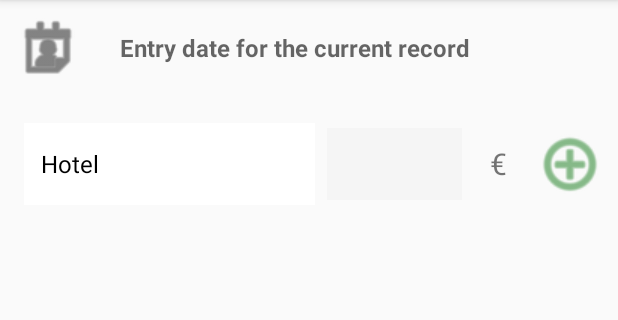
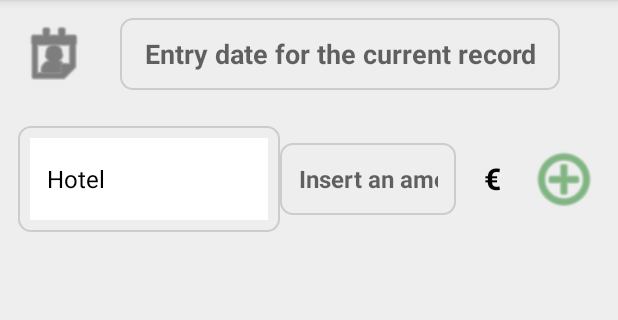
Before and after one commit to Auwia/PersoMy, an Android app: the screen it shows after launch (MainActivity), after a tap on "EXPENSES", on a phone screen of 412 x 824 dp, the part 84-404 px from its top. Run offline under Robolectric (Android 15) with nearby library versions, the phone set to English and light mode, and no system bars; 1 statement that could not run was skipped.

Commit message:
300139 (3.1.39)

```diff
--- a/build.gradle
+++ b/build.gradle
@@ -26,8 +26,8 @@ android {
         applicationId "com.app.persomy.v4"
         minSdkVersion 21
         targetSdkVersion 35
-        versionCode 300138
-        versionName "3.1.38"
+        versionCode 300139
+        versionName "3.1.39"
     }
 
     configurations.configureEach {
--- a/src/main/java/com/app/persomy/v4/SpesaListViewAdapter.java
+++ b/src/main/java/com/app/persomy/v4/SpesaListViewAdapter.java
@@ -95,6 +95,8 @@ public class SpesaListViewAdapter extends ArrayAdapter<Spesa> {
                                 item.getSpesaFlaggata() ? "selezionata" : "non selezionata"
                         )
                 );
+                holder.mySpesaFlaggata.setMinHeight(48);
+                holder.mySpesaFlaggata.setMinWidth(48);
             }
         }
 
--- /dev/null
+++ b/src/main/res/drawable/rounded_background.xml
@@ -0,0 +1,8 @@
+<?xml version="1.0" encoding="utf-8"?>
+<shape xmlns:android="http://schemas.android.com/apk/res/android">
+    <solid android:color="@color/white" />
+    <corners android:radius="8dp" />
+    <stroke
+        android:width="1dp"
+        android:color="@color/gray" />
+</shape>
--- a/src/main/res/layout/activity_automatiche.xml
+++ b/src/main/res/layout/activity_automatiche.xml
@@ -195,7 +195,7 @@
             android:layout_height="48dp"
             android:layout_gravity="center_vertical"
             android:background="@android:drawable/ic_menu_add"
-            android:backgroundTint="#388E3C"
+            android:backgroundTint="#005A00"
             android:contentDescription="@string/addSpesa_descrizione"
             android:onClick="onAddSpesaBtnPress"
             android:padding="8dp"
--- a/src/main/res/layout/activity_uscite.xml
+++ b/src/main/res/layout/activity_uscite.xml
@@ -3,9 +3,10 @@
     android:id="@+id/widget137"
     android:layout_width="match_parent"
     android:layout_height="match_parent"
+    android:background="@color/white"
     android:gravity="top"
     android:orientation="vertical"
-    android:padding="8dp">
+    android:padding="12dp">
 
     <!-- Date Picker Section -->
     <LinearLayout
@@ -13,7 +14,7 @@
         android:layout_height="wrap_content"
         android:gravity="center_vertical"
         android:orientation="horizontal"
-        android:paddingBottom="8dp">
+        android:paddingBottom="12dp">
 
         <ImageButton
             android:id="@+id/pickDate"
@@ -24,28 +25,29 @@
             android:background="@android:drawable/ic_menu_my_calendar"
             android:backgroundTint="#333333"
             android:contentDescription="@string/dataCalendario"
+            android:elevation="4dp"
             android:focusable="true"
             android:onClick="onDataUsciteBtnPress"
             android:padding="8dp"
-            app:tint="#000000" />
+            app:tint="@color/white" />
 
         <TextView
             android:id="@+id/dateSpesa"
             android:layout_width="wrap_content"
             android:layout_height="wrap_content"
-            android:layout_marginStart="15dp"
-            android:background="?attr/selectableItemBackground"
+            android:layout_marginStart="20dp"
+            android:background="@drawable/rounded_background"
             android:clickable="true"
             android:focusable="true"
             android:gravity="center"
             android:hint="@string/display_selected_date"
-            android:minWidth="48dp"
+            android:minWidth="64dp"
             android:minHeight="48dp"
             android:onClick="onDataUsciteBtnPress"
-            android:paddingStart="8dp"
-            android:paddingEnd="8dp"
-            android:textColor="?android:attr/textColorPrimary"
-            android:textSize="16sp"
+            android:paddingStart="16dp"
+            android:paddingEnd="16dp"
+            android:textColor="@color/black"
+            android:textSize="18sp"
             android:textStyle="bold" />
     </LinearLayout>
 
@@ -55,44 +57,47 @@
         android:layout_height="wrap_content"
         android:gravity="center_vertical"
         android:orientation="horizontal"
-        android:paddingTop="10dp"
-        android:paddingBottom="10dp">
+        android:paddingTop="12dp"
+        android:paddingBottom="12dp">
 
         <Spinner
             android:id="@+id/descrizioneSpesa"
             android:layout_width="0dp"
             android:layout_height="wrap_content"
-            android:layout_weight="3.5"
+            android:background="@drawable/rounded_background"
+            android:layout_weight="3"
             android:contentDescription="@string/choose_expense_description_spinner"
             android:minWidth="48dp"
-            android:minHeight="48dp"
             android:padding="8dp"
             android:prompt="@string/menu_selezione_voce"
-            android:textColor="#000000" />
+            android:spinnerMode="dropdown"
+            android:textSize="14sp" />
 
         <EditText
             android:id="@+id/soldiSpesa"
             android:layout_width="0dp"
             android:layout_height="48dp"
-            android:layout_weight="1.5"
-            android:background="#F5F5F5"
+            android:layout_weight="2"
+            android:background="@drawable/rounded_background"
             android:gravity="end|center_vertical"
-            android:contentDescription="@string/importoAutomatica"
+            android:hint="@string/importoAutomatica"
             android:inputType="numberDecimal"
-            android:padding="8dp"
-            android:textColor="#333333"
-            android:textSize="16sp" />
+            android:padding="12dp"
+            android:textColor="@color/black"
+            android:textSize="16sp"
+            android:textStyle="bold" />
 
         <TextView
             android:id="@+id/simboloEuro"
             android:layout_width="wrap_content"
             android:layout_height="48dp"
             android:gravity="center"
-            android:minWidth="32dp"
             android:paddingStart="8dp"
             android:paddingEnd="8dp"
             android:text="@string/currency"
-            android:textSize="20sp" />
+            android:textColor="@color/black"
+            android:textSize="20sp"
+            android:textStyle="bold" />
 
         <ImageButton
             android:id="@+id/addSpesa"
@@ -101,11 +106,11 @@
             android:layout_height="48dp"
             android:layout_gravity="center_vertical"
             android:background="@android:drawable/ic_menu_add"
-            android:backgroundTint="#388E3C"
+            android:backgroundTint="@color/green_dark"
             android:contentDescription="@string/addSpesa_descrizione"
             android:onClick="onAddSpesaBtnPress"
             android:padding="8dp"
-            app:tint="#FFFFFF" />
+            app:tint="@color/white" />
     </LinearLayout>
 
     <!-- Expense List Section -->
@@ -114,6 +119,8 @@
         android:layout_width="match_parent"
         android:layout_height="wrap_content"
         android:contentDescription="@string/expense_list"
+        android:divider="@color/gray"
+        android:dividerHeight="1dp"
         android:fadingEdge="vertical"
         android:focusable="true" />
 </LinearLayout>
--- a/src/main/res/layout/activity_voce.xml
+++ b/src/main/res/layout/activity_voce.xml
@@ -60,5 +60,6 @@
         android:id="@+id/idImportVoce"
         layout="@layout/totali_importi_bottom"
         android:layout_width="match_parent"
-        android:layout_height="48dp" />
+        android:layout_height="48dp"
+        android:gravity="center" />
 </LinearLayout>
--- a/src/main/res/values/colors.xml
+++ b/src/main/res/values/colors.xml
@@ -1,8 +1,16 @@
 <?xml version="1.0" encoding="utf-8"?>
 <resources>
-    <color name="primary_color">#4CAF50</color>
+    <color name="green">#4CAF50</color>
     <color name="dark_gray">#616161</color>
     <color name="light_teal_background">#E0F2F1</color>
     <color name="dark_teal">#00796B</color>
     <color name="black">#000000</color>
+    <color name="red">#F44336</color>
+    <color name="white">#EEEEEE</color>
+    <color name="white_light">#FFFFFF</color>
+    <color name="green_dark">#388E3C</color>
+    <color name="gray">#CCCCCC</color>
+    <color name="teal_500">#009688</color>
+    <color name="teal_dark">#004D40</color>
+    <color name="red_dark">#B71C1C</color>
 </resources>
--- a/src/main/res/values/strings.xml
+++ b/src/main/res/values/strings.xml
@@ -111,7 +111,7 @@
     <string name="cancel_date_selection">Cancel the date selection</string>
     <string name="time_picker_description">Select a time</string>
     <string name="soldiSpesaDesc">Insert the value of your incoming or outgoing transaction.</string>
-    <string name="soldiSpesaDesc1">Enter the amount for the selected transaction (income/outcome).</string>
+    <string name="soldiSpesaDesc1">Enter the amount for the transaction (income/outcome).</string>
     <string name="spesaAggiungiVoce">Add an item to the list</string>
     <string name="spesaCancellaVoce">Select an item to delete from the grid</string>
     <string name="spesaControlloImporto">Amount negative or invalid!</string>
@@ -137,7 +137,8 @@
     <string name="currency_symbol_description">Euro Symbol</string>
     <string name="spesa_description">Expense description: %s</string>
     <string name="spesa_amount_description">Expense amount: %s €</string>
-    <string name="spesa_flag_description">Selection flag for %s, status: %s</string>
+    <string name="spesa_flag_description">Selection flag for %1$s, status: %2$s</string>
+    <string name="settings_pwd_required">Both password fields are required.</string>
 
 
     <!-- String Arrays -->
```
Also changed, not shown: src/main/java/com/app/persomy/v4/MainActivity.java (+34 -11 lines), src/main/res/layout/dialog_password.xml (+11 -1 lines), src/main/res/layout/totali_importi_bottom.xml (+27 -19 lines), 8 other files.
